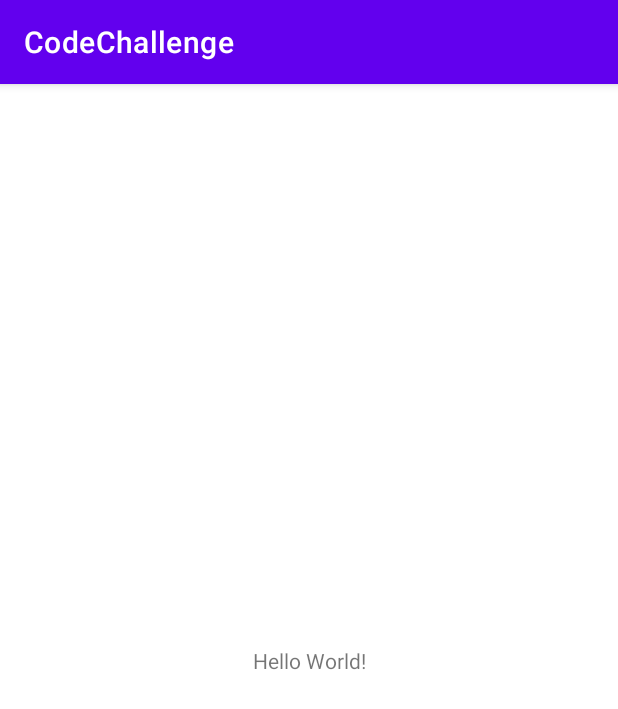
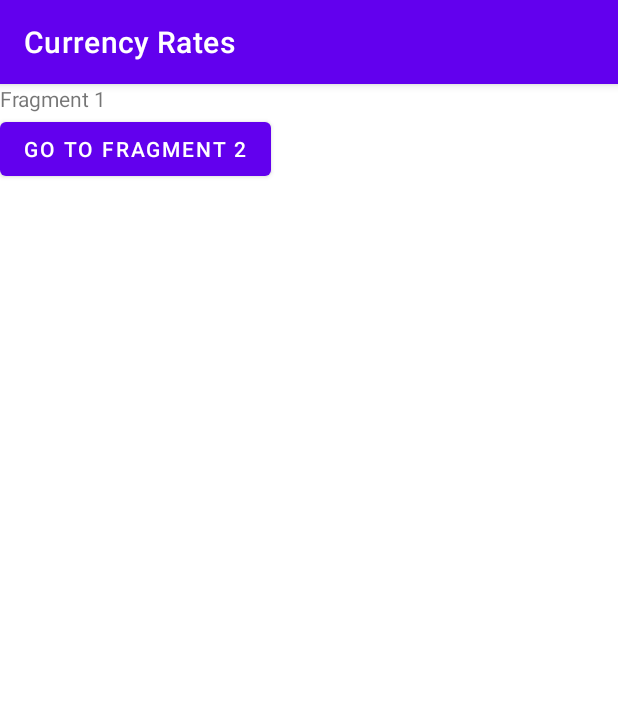
Before and after one commit to iabdelgawaad/CurrencyApp, an Android app: the screen it shows after launch (MainActivity), on a phone screen of 412 x 824 dp. Shown: the top 709 px of the screen. Run offline under Robolectric (Android 15) with nearby library versions, the phone set to English and light mode, and no system bars; our stand-ins replace RxJava; 1 statement that could not run was skipped.

Commit message:
added nav graph

```diff
--- a/app/src/main/AndroidManifest.xml
+++ b/app/src/main/AndroidManifest.xml
@@ -4,6 +4,7 @@
     <uses-permission android:name="android.permission.INTERNET" />
 
     <application
+        android:name=".MyBaseApplication"
         android:allowBackup="true"
         android:icon="@mipmap/ic_launcher"
         android:label="@string/app_name"
--- /dev/null
+++ b/app/src/main/java/com/example/codechallenge/view/ExchangeRatesFragment.kt
@@ -0,0 +1,70 @@
+package com.example.codechallenge.view
+
+import android.os.Bundle
+import androidx.fragment.app.Fragment
+import android.view.LayoutInflater
+import android.view.View
+import android.view.ViewGroup
+import androidx.navigation.Navigation
+import com.example.codechallenge.R
+import kotlinx.android.synthetic.main.fragment_currency_converter.*
+import kotlinx.android.synthetic.main.fragment_exchange_rates.*
+
+// TODO: Rename parameter arguments, choose names that match
+// the fragment initialization parameters, e.g. ARG_ITEM_NUMBER
+private const val ARG_PARAM1 = "param1"
+private const val ARG_PARAM2 = "param2"
+
+/**
+ * A simple [Fragment] subclass.
+ * Use the [ExchangeRatesFragment.newInstance] factory method to
+ * create an instance of this fragment.
+ */
+class ExchangeRatesFragment : Fragment() {
+    // TODO: Rename and change types of parameters
+    private var param1: String? = null
+    private var param2: String? = null
+
+    override fun onCreate(savedInstanceState: Bundle?) {
+        super.onCreate(savedInstanceState)
+        arguments?.let {
+            param1 = it.getString(ARG_PARAM1)
+            param2 = it.getString(ARG_PARAM2)
+        }
+    }
+
+    override fun onCreateView(
+        inflater: LayoutInflater, container: ViewGroup?,
+        savedInstanceState: Bundle?): View? {
+        // Inflate the layout for this fragment
+        val inflate = inflater.inflate(R.layout.fragment_exchange_rates, container, false)
+        return inflate
+    }
+
+    companion object {
+        /**
+         * Use this factory method to create a new instance of
+         * this fragment using the provided parameters.
+         *
+         * @param param1 Parameter 1.
+         * @param param2 Parameter 2.
+         * @return A new instance of fragment ExchangeRatesFragment.
+         */
+        // TODO: Rename and change types and number of parameters
+        @JvmStatic
+        fun newInstance(param1: String, param2: String) =
+            ExchangeRatesFragment().apply {
+                arguments = Bundle().apply {
+                    putString(ARG_PARAM1, param1)
+                    putString(ARG_PARAM2, param2)
+                }
+            }
+    }
+
+    override fun onViewCreated(view: View, savedInstanceState: Bundle?) {
+        super.onViewCreated(view, savedInstanceState)
+        button?.setOnClickListener {
+            Navigation.findNavController(view).navigate(R.id.action_exchangeRatesFragment_to_currencyConverterFragment2);
+        }
+    }
+}
--- a/app/src/main/java/com/example/codechallenge/view/MainActivity.kt
+++ b/app/src/main/java/com/example/codechallenge/view/MainActivity.kt
@@ -46,8 +46,7 @@ class MainActivity : AppCompatActivity() {
             }
 
             override fun onFailure(
-                baseResponse: Call<LatestExchangeRatesResponseModel?>, t: Throwable
-            ) {
+                baseResponse: Call<LatestExchangeRatesResponseModel?>, t: Throwable) {
                 t?.message?.let { Log.d("result", it) }
             }
         })
--- a/app/src/main/res/layout/activity_main.xml
+++ b/app/src/main/res/layout/activity_main.xml
@@ -1,18 +1,19 @@
 <?xml version="1.0" encoding="utf-8"?>
 <androidx.constraintlayout.widget.ConstraintLayout xmlns:android="http://schemas.android.com/apk/res/android"
     xmlns:app="http://schemas.android.com/apk/res-auto"
-    xmlns:tools="http://schemas.android.com/tools"
     android:layout_width="match_parent"
-    android:layout_height="match_parent"
-    tools:context=".view.MainActivity">
+    android:layout_height="match_parent">
 
-    <TextView
-        android:layout_width="wrap_content"
-        android:layout_height="wrap_content"
-        android:text="Hello World!"
+    <fragment
+        android:id="@+id/nav_host_fragment"
+        android:name="androidx.navigation.fragment.NavHostFragment"
+        android:layout_width="0dp"
+        android:layout_height="0dp"
+        app:defaultNavHost="true"
         app:layout_constraintBottom_toBottomOf="parent"
         app:layout_constraintLeft_toLeftOf="parent"
         app:layout_constraintRight_toRightOf="parent"
-        app:layout_constraintTop_toTopOf="parent" />
+        app:layout_constraintTop_toTopOf="parent"
+        app:navGraph="@navigation/navgraph" />
 
 </androidx.constraintlayout.widget.ConstraintLayout>
--- /dev/null
+++ b/app/src/main/res/layout/fragment_exchange_rates.xml
@@ -0,0 +1,18 @@
+<?xml version="1.0" encoding="utf-8"?>
+<LinearLayout xmlns:android="http://schemas.android.com/apk/res/android"
+    android:layout_width="match_parent"
+    android:layout_height="match_parent"
+    android:orientation="vertical">
+
+    <TextView
+        android:layout_width="wrap_content"
+        android:layout_height="wrap_content"
+        android:text="Fragment 1" />
+
+    <Button
+        android:id="@+id/button"
+        android:layout_width="wrap_content"
+        android:layout_height="wrap_content"
+        android:text="Go to Fragment 2" />
+
+</LinearLayout>
--- /dev/null
+++ b/app/src/main/res/navigation/navgraph.xml
@@ -0,0 +1,19 @@
+<?xml version="1.0" encoding="utf-8"?>
+<navigation xmlns:android="http://schemas.android.com/apk/res/android"
+    xmlns:app="http://schemas.android.com/apk/res-auto"
+    android:id="@+id/navgraph"
+    app:startDestination="@id/exchangeRatesFragment">
+
+    <fragment
+        android:id="@+id/exchangeRatesFragment"
+        android:name="com.example.codechallenge.view.ExchangeRatesFragment"
+        android:label="ExchangeRatesFragment" >
+        <action
+            android:id="@+id/action_exchangeRatesFragment_to_currencyConverterFragment2"
+            app:destination="@id/currencyConverterFragment2" />
+    </fragment>
+    <fragment
+        android:id="@+id/currencyConverterFragment2"
+        android:name="com.example.codechallenge.view.CurrencyConverterFragment"
+        android:label="CurrencyConverterFragment" />
+</navigation>
--- a/app/src/main/res/values/strings.xml
+++ b/app/src/main/res/values/strings.xml
@@ -1,5 +1,7 @@
 <resources>
-    <string name="app_name">CodeChallenge</string>
+    <string name="app_name">Currency Rates</string>
     <string name="error_alert_dialog_title">Error</string>
     <string name="ok_text">Ok</string>
+    <!-- TODO: Remove or change this placeholder text -->
+    <string name="hello_blank_fragment">Hello blank fragment</string>
 </resources>
--- a/build.gradle
+++ b/build.gradle
@@ -18,7 +18,6 @@ allprojects {
     repositories {
         google()
         mavenCentral()
-        jcenter() // Warning: this repository is going to shut down soon
     }
 }
 
```
Also changed, not shown: app/build.gradle (+11 -2 lines), app/src/main/java/com/example/codechallenge/view/CurrencyConverterFragment.kt (added, +60 -0 lines), app/src/main/res/layout/fragment_currency_converter.xml (added, +12 -0 lines).
